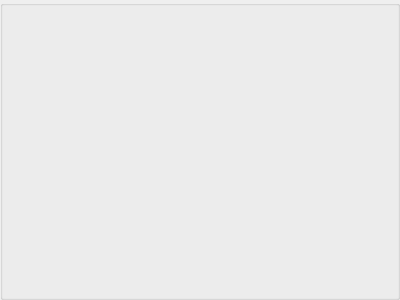
kublasean/LightTriggerQt, file fixturedetailwidget.ui: the form before one commit.
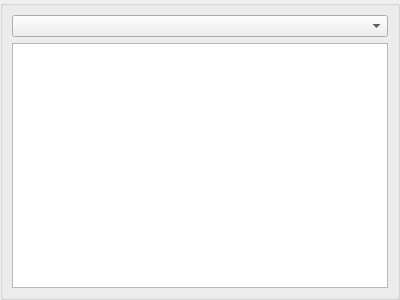
The form after the commit.

Patch:
```diff
--- a/fixturedetailwidget.ui
+++ b/fixturedetailwidget.ui
@@ -34,7 +34,17 @@
      <property name="flat">
       <bool>false</bool>
      </property>
-     <layout class="QFormLayout" name="formLayout"/>
+     <layout class="QVBoxLayout" name="verticalLayout_2">
+      <item>
+       <layout class="QFormLayout" name="formLayout"/>
+      </item>
+      <item>
+       <widget class="QComboBox" name="comboBox"/>
+      </item>
+      <item>
+       <widget class="QListWidget" name="listWidget"/>
+      </item>
+     </layout>
     </widget>
    </item>
   </layout>
```
